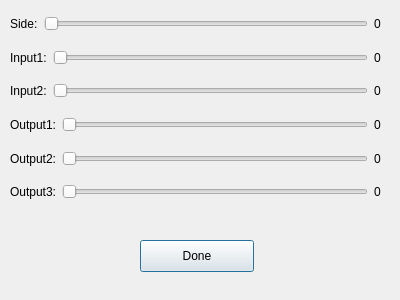
This is Week1/settingsdialog.ui in jiegec/codingterm as Qt 5 draws it before an edit. The edited form follows.
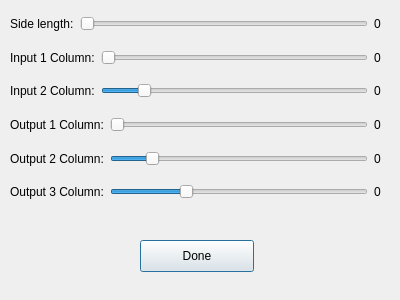
This is the edited form.

```diff
--- a/Week1/settingsdialog.ui
+++ b/Week1/settingsdialog.ui
@@ -26,7 +26,7 @@
     <string>Done</string>
    </property>
   </widget>
-  <widget class="QWidget" name="">
+  <widget class="QWidget" name="layoutWidget">
    <property name="geometry">
     <rect>
      <x>10</x>
@@ -41,7 +41,7 @@
       <item>
        <widget class="QLabel" name="label">
         <property name="text">
-         <string>Side:</string>
+         <string>Side length:</string>
         </property>
        </widget>
       </item>
@@ -72,7 +72,7 @@
       <item>
        <widget class="QLabel" name="label_3">
         <property name="text">
-         <string>Input1:</string>
+         <string>Input 1 Column:</string>
         </property>
        </widget>
       </item>
@@ -106,7 +106,7 @@
       <item>
        <widget class="QLabel" name="label_5">
         <property name="text">
-         <string>Input2:</string>
+         <string>Input 2 Column:</string>
         </property>
        </widget>
       </item>
@@ -118,6 +118,9 @@
         <property name="maximum">
          <number>8</number>
         </property>
+        <property name="value">
+         <number>2</number>
+        </property>
         <property name="orientation">
          <enum>Qt::Horizontal</enum>
         </property>
@@ -137,7 +140,7 @@
       <item>
        <widget class="QLabel" name="label_7">
         <property name="text">
-         <string>Output1:</string>
+         <string>Output 1 Column:</string>
         </property>
        </widget>
       </item>
@@ -168,7 +171,7 @@
       <item>
        <widget class="QLabel" name="label_9">
         <property name="text">
-         <string>Output2:</string>
+         <string>Output 2 Column:</string>
         </property>
        </widget>
       </item>
@@ -180,6 +183,9 @@
         <property name="maximum">
          <number>8</number>
         </property>
+        <property name="value">
+         <number>2</number>
+        </property>
         <property name="orientation">
          <enum>Qt::Horizontal</enum>
         </property>
@@ -199,7 +205,7 @@
       <item>
        <widget class="QLabel" name="label_11">
         <property name="text">
-         <string>Output3:</string>
+         <string>Output 3 Column:</string>
         </property>
        </widget>
       </item>
@@ -211,6 +217,9 @@
         <property name="maximum">
          <number>8</number>
         </property>
+        <property name="value">
+         <number>3</number>
+        </property>
         <property name="orientation">
          <enum>Qt::Horizontal</enum>
         </property>
```
Left out of the diff: 23 changed lines with no effect on the pictures.
